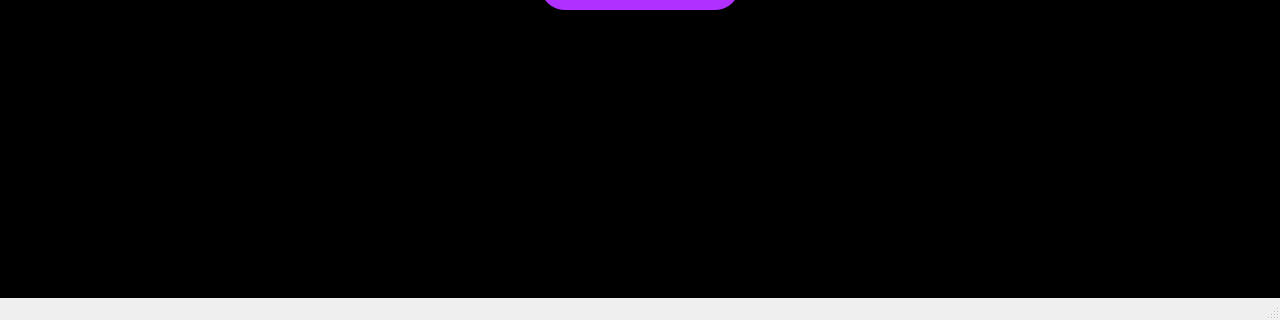
Before: the Qt Designer form mainwindow.ui in Infateshands/TCG-Test, drawn with Qt 5; both pictures show x 0 to 1280 and y 400 to 720 of the 1280 by 720 pixel window.
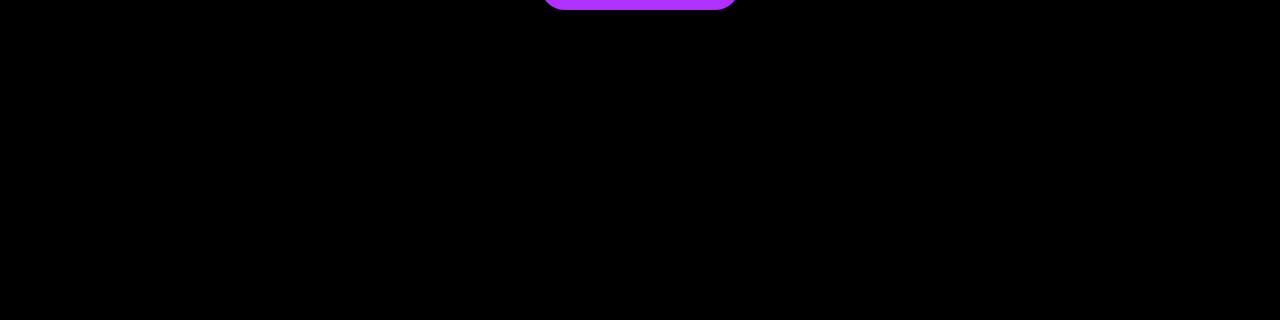
After: the same form once the commit is applied.

Patch:
```diff
--- a/mainwindow.ui
+++ b/mainwindow.ui
@@ -2,6 +2,9 @@
 <ui version="4.0">
  <class>MainWindow</class>
  <widget class="QMainWindow" name="MainWindow">
+  <property name="enabled">
+   <bool>true</bool>
+  </property>
   <property name="geometry">
    <rect>
     <x>0</x>
@@ -10,6 +13,24 @@
     <height>720</height>
    </rect>
   </property>
+  <property name="sizePolicy">
+   <sizepolicy hsizetype="Fixed" vsizetype="Fixed">
+    <horstretch>0</horstretch>
+    <verstretch>0</verstretch>
+   </sizepolicy>
+  </property>
+  <property name="minimumSize">
+   <size>
+    <width>1280</width>
+    <height>720</height>
+   </size>
+  </property>
+  <property name="maximumSize">
+   <size>
+    <width>1280</width>
+    <height>720</height>
+   </size>
+  </property>
   <property name="windowTitle">
    <string>MainWindow</string>
   </property>
@@ -17,6 +38,24 @@
    <string notr="true"/>
   </property>
   <widget class="QWidget" name="centralwidget">
+   <property name="sizePolicy">
+    <sizepolicy hsizetype="Fixed" vsizetype="Fixed">
+     <horstretch>0</horstretch>
+     <verstretch>0</verstretch>
+    </sizepolicy>
+   </property>
+   <property name="minimumSize">
+    <size>
+     <width>1280</width>
+     <height>720</height>
+    </size>
+   </property>
+   <property name="maximumSize">
+    <size>
+     <width>1280</width>
+     <height>720</height>
+    </size>
+   </property>
    <property name="styleSheet">
     <string notr="true">QPushButton {
 	background-color: rgb(176, 49, 255);
@@ -94,6 +133,24 @@
       <height>720</height>
      </rect>
     </property>
+    <property name="sizePolicy">
+     <sizepolicy hsizetype="Fixed" vsizetype="Fixed">
+      <horstretch>0</horstretch>
+      <verstretch>0</verstretch>
+     </sizepolicy>
+    </property>
+    <property name="minimumSize">
+     <size>
+      <width>1280</width>
+      <height>720</height>
+     </size>
+    </property>
+    <property name="maximumSize">
+     <size>
+      <width>1280</width>
+      <height>720</height>
+     </size>
+    </property>
     <property name="frameShape">
      <enum>QFrame::StyledPanel</enum>
     </property>
@@ -106,7 +163,6 @@
    <zorder>passwordInput</zorder>
    <zorder>loginButton</zorder>
   </widget>
-  <widget class="QStatusBar" name="statusbar"/>
  </widget>
  <resources/>
  <connections/>
```
